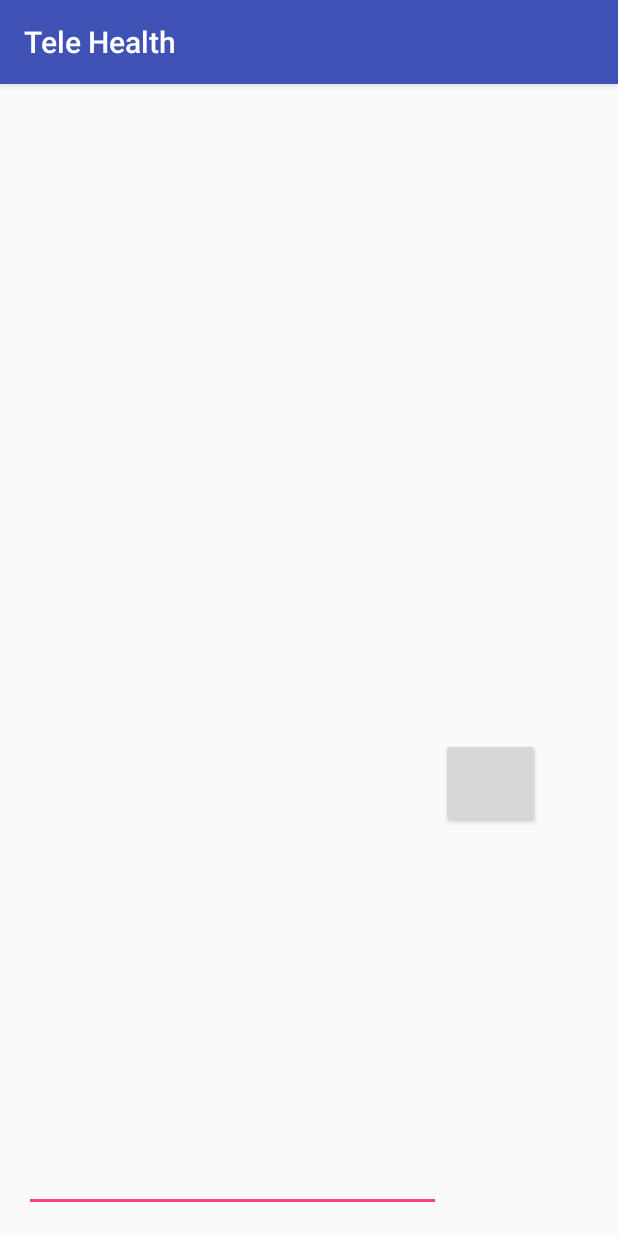
After one commit to SuitGuy/Health_Application, an Android app: the MessageActivity screen opened directly, with no data from a screen before it, on a phone screen of 412 x 824 dp. The commit adds this screen. Run offline under Robolectric (Android 15) with nearby library versions, the phone set to English and light mode, and no system bars.

Commit message:
Change Activity Title

```diff
--- a/app/src/main/AndroidManifest.xml
+++ b/app/src/main/AndroidManifest.xml
@@ -1,6 +1,6 @@
 <?xml version="1.0" encoding="utf-8"?>
 <manifest xmlns:android="http://schemas.android.com/apk/res/android"
-    package="com.software.team5.health_application" >
+    package="com.software.team5.health_application">
 
     <uses-permission android:name="android.permission.INTERNET" />
 
@@ -9,12 +9,12 @@
         android:icon="@mipmap/ic_heart_rate"
         android:label="@string/app_name"
         android:supportsRtl="true"
-        android:theme="@style/AppTheme" >
+        android:theme="@style/AppTheme">
         <activity
             android:name=".MainActivity"
             android:label="@string/app_name"
             android:screenOrientation="portrait"
-            android:theme="@style/AppTheme.NoActionBar" >
+            android:theme="@style/AppTheme.NoActionBar">
             <intent-filter>
                 <action android:name="android.intent.action.MAIN" />
 
@@ -24,33 +24,28 @@
         <activity
             android:name=".HeartRateActivity"
             android:label="@string/title_activity_heart_rate"
-            android:theme="@style/AppTheme.NoActionBar" >
-        </activity>
+            android:theme="@style/AppTheme.NoActionBar"></activity>
         <activity
             android:name=".BreathRateActivity"
             android:label="@string/title_activity_breath_rate"
-            android:theme="@style/AppTheme.NoActionBar" >
-        </activity>
+            android:theme="@style/AppTheme.NoActionBar"></activity>
         <activity
             android:name=".SleepActivity"
             android:label="@string/title_activity_sleep"
-            android:theme="@style/AppTheme.NoActionBar" >
-        </activity>
+            android:theme="@style/AppTheme.NoActionBar"></activity>
         <activity
             android:name=".BloodPressureActivity"
             android:label="@string/title_activity_blood_pressure"
-            android:theme="@style/AppTheme.NoActionBar" >
-        </activity>
+            android:theme="@style/AppTheme.NoActionBar"></activity>
         <activity
             android:name=".BloodOxygenActivity"
             android:label="@string/title_activity_blood_oxygen"
-            android:theme="@style/AppTheme.NoActionBar" >
-        </activity>
+            android:theme="@style/AppTheme.NoActionBar"></activity>
         <activity
             android:name=".BloodGlucoseActivity"
             android:label="@string/title_activity_blood_glucose"
-            android:theme="@style/AppTheme.NoActionBar" >
-        </activity>
+            android:theme="@style/AppTheme.NoActionBar"></activity>
+        <activity android:name=".MessageActivity"></activity>
     </application>
 
 </manifest>
--- /dev/null
+++ b/app/src/main/java/com/software/team5/health_application/MessageActivity.java
@@ -0,0 +1,13 @@
+package com.software.team5.health_application;
+
+import android.support.v7.app.AppCompatActivity;
+import android.os.Bundle;
+
+public class MessageActivity extends AppCompatActivity {
+
+    @Override
+    protected void onCreate(Bundle savedInstanceState) {
+        super.onCreate(savedInstanceState);
+        setContentView(R.layout.activity_message);
+    }
+}
--- /dev/null
+++ b/app/src/main/res/layout/activity_message.xml
@@ -0,0 +1,39 @@
+<?xml version="1.0" encoding="utf-8"?>
+<RelativeLayout xmlns:android="http://schemas.android.com/apk/res/android"
+    xmlns:tools="http://schemas.android.com/tools"
+    android:layout_width="match_parent"
+    android:layout_height="match_parent"
+    android:paddingBottom="@dimen/activity_vertical_margin"
+    android:paddingLeft="@dimen/activity_horizontal_margin"
+    android:paddingRight="@dimen/activity_horizontal_margin"
+    android:paddingTop="@dimen/activity_vertical_margin"
+    tools:context="com.software.team5.health_application.MessageActivity"
+    android:orientation="vertical"
+    android:weightSum="1">
+
+
+
+    <ListView
+        android:layout_width="wrap_content"
+        android:layout_height="420dp"
+        android:id="@+id/listView"
+        android:layout_gravity="top"/>
+
+
+    <EditText
+        android:id="@+id/editMessage"
+        android:inputType="text"
+        android:layout_width="278dp"
+        android:layout_height="wrap_content"
+        android:layout_gravity="bottom"
+        android:layout_alignParentBottom="true"
+        android:layout_alignParentStart="true" />
+
+    <Button
+        android:layout_width="66dp"
+        android:layout_height="60dp"
+        android:layout_gravity="bottom"
+        android:layout_below="@+id/listView"
+        android:layout_toEndOf="@+id/editMessage" />
+
+</RelativeLayout>
--- a/app/src/main/res/values/strings.xml
+++ b/app/src/main/res/values/strings.xml
@@ -12,9 +12,9 @@
     <string name="str_btn_breath_rate">Breath Rate</string>
     <string name="str_btn_sleep">Sleep</string>
     <string name="title_activity_heart_rate">Heart Rate</string>
-    <string name="title_activity_breath_rate">BreathRateActivity</string>
-    <string name="title_activity_sleep">SleepActivity</string>
-    <string name="title_activity_blood_pressure">BloodPressureActivity</string>
-    <string name="title_activity_blood_oxygen">BloodOxygenActivity</string>
-    <string name="title_activity_blood_glucose">BloodGlucoseActivity</string>
+    <string name="title_activity_breath_rate">Breath Rate</string>
+    <string name="title_activity_sleep">Sleep</string>
+    <string name="title_activity_blood_pressure">Blood Pressure</string>
+    <string name="title_activity_blood_oxygen">Blood Oxygen</string>
+    <string name="title_activity_blood_glucose">Blood Glucose</string>
 </resources>
```
